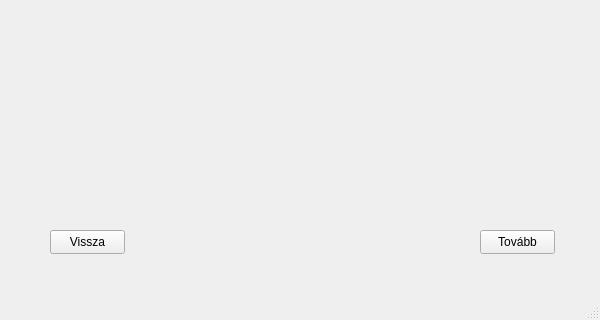
First picture: the form in src/main/resources/ui/loginScreen.ui, repository pkristof1999/Szakdolgozat, before the edit.
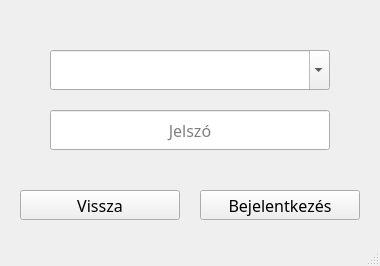
Second picture: the form after the edit.

Commit message: A program betölti listába a bejelentkezési képernyőnél a felhasználóneveket.

What changed in the file:
```diff
--- a/src/main/resources/ui/loginScreen.ui
+++ b/src/main/resources/ui/loginScreen.ui
@@ -6,8 +6,8 @@
    <rect>
     <x>0</x>
     <y>0</y>
-    <width>600</width>
-    <height>320</height>
+    <width>380</width>
+    <height>266</height>
    </rect>
   </property>
   <property name="windowTitle">
@@ -17,12 +17,18 @@
    <widget class="QPushButton" name="backButton">
     <property name="geometry">
      <rect>
-      <x>50</x>
-      <y>230</y>
-      <width>75</width>
-      <height>24</height>
+      <x>20</x>
+      <y>190</y>
+      <width>160</width>
+      <height>30</height>
      </rect>
     </property>
+    <property name="font">
+     <font>
+      <family>Corbel</family>
+      <pointsize>12</pointsize>
+     </font>
+    </property>
     <property name="text">
      <string>Vissza</string>
     </property>
@@ -30,26 +36,72 @@
    <widget class="QPushButton" name="nextButton">
     <property name="geometry">
      <rect>
-      <x>480</x>
-      <y>230</y>
-      <width>75</width>
-      <height>24</height>
+      <x>200</x>
+      <y>190</y>
+      <width>160</width>
+      <height>30</height>
      </rect>
     </property>
+    <property name="font">
+     <font>
+      <family>Corbel</family>
+      <pointsize>12</pointsize>
+     </font>
+    </property>
     <property name="text">
-     <string>Tovább</string>
+     <string>Bejelentkezés</string>
     </property>
    </widget>
-  </widget>
-  <widget class="QMenuBar" name="menubar">
-   <property name="geometry">
-    <rect>
-     <x>0</x>
-     <y>0</y>
-     <width>600</width>
-     <height>22</height>
-    </rect>
-   </property>
+   <widget class="QLineEdit" name="inputPwd">
+    <property name="geometry">
+     <rect>
+      <x>50</x>
+      <y>110</y>
+      <width>280</width>
+      <height>40</height>
+     </rect>
+    </property>
+    <property name="font">
+     <font>
+      <family>Corbel</family>
+      <pointsize>12</pointsize>
+     </font>
+    </property>
+    <property name="echoMode">
+     <enum>QLineEdit::Password</enum>
+    </property>
+    <property name="alignment">
+     <set>Qt::AlignCenter</set>
+    </property>
+    <property name="placeholderText">
+     <string>Jelszó</string>
+    </property>
+   </widget>
+   <widget class="QComboBox" name="userNameBox">
+    <property name="geometry">
+     <rect>
+      <x>50</x>
+      <y>50</y>
+      <width>280</width>
+      <height>40</height>
+     </rect>
+    </property>
+    <property name="font">
+     <font>
+      <family>Corbel</family>
+      <pointsize>12</pointsize>
+     </font>
+    </property>
+    <property name="editable">
+     <bool>true</bool>
+    </property>
+    <property name="currentText">
+     <string/>
+    </property>
+    <property name="placeholderText">
+     <string/>
+    </property>
+   </widget>
   </widget>
   <widget class="QStatusBar" name="statusbar"/>
  </widget>
```
Left out of the diff: 4 changed lines with no effect on the pictures. The commit also changes 7 other files.
